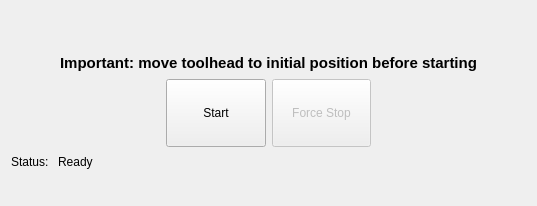
Above: printwidget.ui from SeraphRobotics/SeraphPrint before the change. Below: the same form after it.
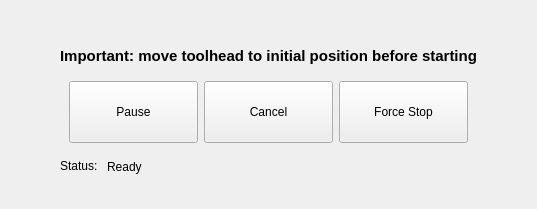
That is the form after the change. The open tabs and pages were chosen to show the change.

Commit message: fixxed issues with the print widget. This allows it to cancel prints properly now and improves the code flow

What changed in the file:
```diff
--- a/printwidget.ui
+++ b/printwidget.ui
@@ -7,27 +7,14 @@
     <x>0</x>
     <y>0</y>
     <width>537</width>
-    <height>206</height>
+    <height>209</height>
    </rect>
   </property>
   <property name="windowTitle">
    <string>Form</string>
   </property>
   <layout class="QGridLayout" name="gridLayout_2">
-   <item row="0" column="2" colspan="2">
-    <spacer name="verticalSpacer">
-     <property name="orientation">
-      <enum>Qt::Vertical</enum>
-     </property>
-     <property name="sizeHint" stdset="0">
-      <size>
-       <width>168</width>
-       <height>35</height>
-      </size>
-     </property>
-    </spacer>
-   </item>
-   <item row="1" column="0">
+   <item row="2" column="0">
     <spacer name="horizontalSpacer_3">
      <property name="orientation">
       <enum>Qt::Horizontal</enum>
@@ -40,7 +27,7 @@
      </property>
     </spacer>
    </item>
-   <item row="1" column="1" colspan="4">
+   <item row="2" column="1" colspan="2">
     <widget class="QLabel" name="label_move">
      <property name="font">
       <font>
@@ -57,7 +44,7 @@
      </property>
     </widget>
    </item>
-   <item row="1" column="5">
+   <item row="2" column="3">
     <spacer name="horizontalSpacer_4">
      <property name="orientation">
       <enum>Qt::Horizontal</enum>
@@ -70,20 +57,26 @@
      </property>
     </spacer>
    </item>
-   <item row="2" column="0" colspan="2">
-    <spacer name="horizontalSpacer">
-     <property name="orientation">
-      <enum>Qt::Horizontal</enum>
+   <item row="3" column="1" colspan="2">
+    <widget class="QStackedWidget" name="stackedWidget">
+     <property name="sizePolicy">
+      <sizepolicy hsizetype="MinimumExpanding" vsizetype="Preferred">
+       <horstretch>0</horstretch>
+       <verstretch>0</verstretch>
+      </sizepolicy>
      </property>
-     <property name="sizeHint" stdset="0">
+     <property name="minimumSize">
       <size>
-       <width>143</width>
-       <height>68</height>
+       <width>0</width>
+       <height>80</height>
       </size>
      </property>
-    </spacer>
-   </item>
-   <item row="2" column="2">
+     <property name="currentIndex">
+      <number>0</number>
+     </property>
+     <widget class="QWidget" name="page">
+      <layout class="QHBoxLayout" name="horizontalLayout">
+       <item>
     <widget class="QPushButton" name="playButton">
      <property name="sizePolicy">
       <sizepolicy hsizetype="Minimum" vsizetype="Expanding">
@@ -96,13 +89,40 @@
      </property>
     </widget>
    </item>
-   <item row="2" column="3">
+      </layout>
+     </widget>
+     <widget class="QWidget" name="page_2">
+      <layout class="QHBoxLayout" name="horizontalLayout_2">
+       <item>
+        <widget class="QPushButton" name="pauseButton">
+         <property name="sizePolicy">
+          <sizepolicy hsizetype="Minimum" vsizetype="Minimum">
+           <horstretch>0</horstretch>
+           <verstretch>0</verstretch>
+          </sizepolicy>
+         </property>
+         <property name="text">
+          <string>Pause</string>
+         </property>
+        </widget>
+       </item>
+       <item>
+        <widget class="QPushButton" name="cancelButton">
+         <property name="sizePolicy">
+          <sizepolicy hsizetype="Minimum" vsizetype="Minimum">
+           <horstretch>0</horstretch>
+           <verstretch>0</verstretch>
+          </sizepolicy>
+         </property>
+         <property name="text">
+          <string>Cancel</string>
+         </property>
+        </widget>
+       </item>
+       <item>
     <widget class="QPushButton" name="stopButton">
-     <property name="enabled">
-      <bool>false</bool>
-     </property>
      <property name="sizePolicy">
-      <sizepolicy hsizetype="Minimum" vsizetype="Expanding">
+          <sizepolicy hsizetype="Minimum" vsizetype="Minimum">
        <horstretch>0</horstretch>
        <verstretch>0</verstretch>
       </sizepolicy>
@@ -112,20 +132,11 @@
      </property>
     </widget>
    </item>
-   <item row="2" column="4" colspan="2">
-    <spacer name="horizontalSpacer_2">
-     <property name="orientation">
-      <enum>Qt::Horizontal</enum>
-     </property>
-     <property name="sizeHint" stdset="0">
-      <size>
-       <width>141</width>
-       <height>68</height>
-      </size>
-     </property>
-    </spacer>
+      </layout>
+     </widget>
+    </widget>
    </item>
-   <item row="3" column="0" colspan="6">
+   <item row="4" column="1" colspan="2">
     <layout class="QGridLayout" name="gridLayout">
      <item row="0" column="0" colspan="2">
       <widget class="QLabel" name="label">
@@ -190,6 +201,22 @@
      </item>
     </layout>
    </item>
+   <item row="1" column="1" colspan="2">
+    <spacer name="verticalSpacer">
+     <property name="orientation">
+      <enum>Qt::Vertical</enum>
+     </property>
+     <property name="sizeType">
+      <enum>QSizePolicy::Minimum</enum>
+     </property>
+     <property name="sizeHint" stdset="0">
+      <size>
+       <width>168</width>
+       <height>35</height>
+      </size>
+     </property>
+    </spacer>
+   </item>
   </layout>
  </widget>
  <resources/>
```
Lines whose indentation alone changed are shown as unchanged. The commit also changes 7 other files.
